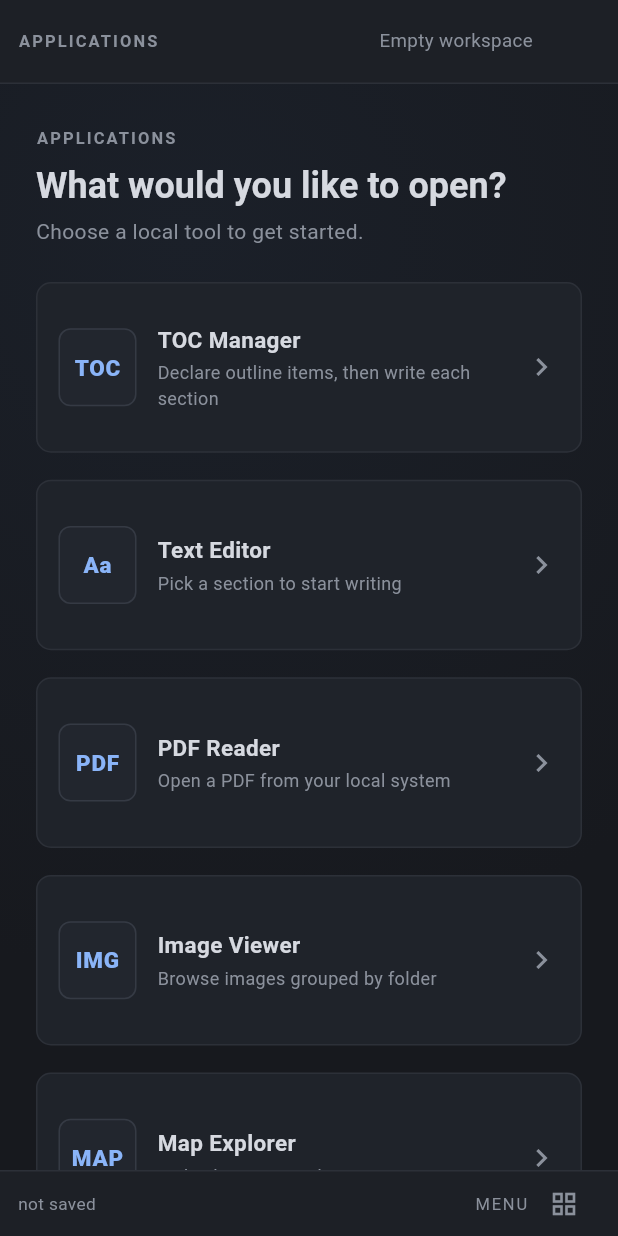
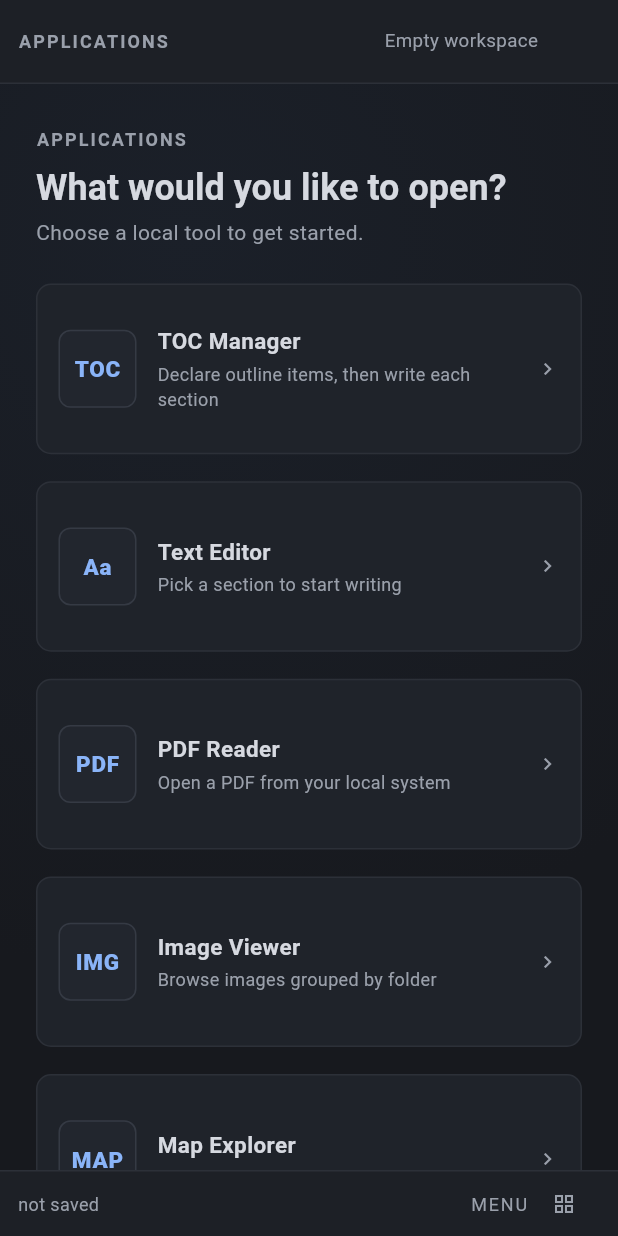
Before and after one commit to naranyala/dart-flutter-chainnotes, a Flutter app: the screen it shows after launch, on a phone screen of 412 x 824 dp. Run offline on Flutter 3.47's test engine with Material 3 defaults, Android fonts, the phone set to English and light mode, and no system bars; our stand-ins replace geolocator, pdf; missing offline and left inert: file_selector, pdfrx, pdfx; network calls fail.

Commit message:
Track audits TODO-028-048, close 023/025-027/039-041/044: icons, type, contrast, reopen, docs, places

```diff
--- a/lib/app/theme.dart
+++ b/lib/app/theme.dart
@@ -7,7 +7,7 @@ abstract final class WorkspaceColors {
   static const Color surface = Color(0xFF1D2026);
   static const Color surfaceRaised = Color(0xFF22262E);
   static const Color text = Color(0xFFD6D9E0);
-  static const Color textMuted = Color(0xFF8B919C);
+  static const Color textMuted = Color(0xFF9AA0AB);
   static const Color accent = Color(0xFF8AB4F8);
   static const Color accentInk = Color(0xFF102027);
   static const Color danger = Color(0xFFF2A6A6);
--- a/lib/ui/menu_view.dart
+++ b/lib/ui/menu_view.dart
@@ -280,7 +280,8 @@ class _ToolCardState extends State<_ToolCard> {
                   ],
                 ),
               ),
-              const Icon(Icons.chevron_right, color: WorkspaceColors.textMuted),
+              const Icon(Icons.chevron_right,
+                  size: 16, color: WorkspaceColors.textMuted),
             ],
           ),
         ),
--- a/lib/ui/pdf_view.dart
+++ b/lib/ui/pdf_view.dart
@@ -593,7 +593,7 @@ class _PdfViewState extends State<PdfView> {
                           await pdf.openAt(path);
                           if (mounted) setState(() {});
                         },
-                        icon: const Icon(Icons.history, size: 15),
+                        icon: const Icon(Icons.history, size: 16),
                         label: Text(
                           path,
                           maxLines: 1,
--- a/lib/ui/shell.dart
+++ b/lib/ui/shell.dart
@@ -264,7 +264,7 @@ class WorkspaceStatusBar extends StatelessWidget {
               pending ? 'Saving…' : controller.saveLabel,
               key: const Key('save-mode'),
               style: const TextStyle(
-                fontSize: 11.5,
+                fontSize: 12,
                 color: WorkspaceColors.textMuted,
               ),
             ),
@@ -282,7 +282,7 @@ class WorkspaceStatusBar extends StatelessWidget {
                 controller.view.toUpperCase(),
                 key: ValueKey(controller.view),
                 style: const TextStyle(
-                  fontSize: 11,
+                  fontSize: 12,
                   letterSpacing: 1.2,
                   color: WorkspaceColors.textMuted,
                 ),
@@ -323,7 +323,7 @@ class WorkspaceReportPill extends StatelessWidget {
                 text,
                 overflow: TextOverflow.ellipsis,
                 style: const TextStyle(
-                  fontSize: 11.5,
+                  fontSize: 12,
                   color: WorkspaceColors.danger,
                 ),
               ),
--- a/lib/ui/widgets.dart
+++ b/lib/ui/widgets.dart
@@ -104,7 +104,7 @@ class Eyebrow extends StatelessWidget {
     return Text(
       text,
       style: const TextStyle(
-        fontSize: 11,
+        fontSize: 12,
         letterSpacing: 1.4,
         fontWeight: FontWeight.w700,
         color: WorkspaceColors.textMuted,
@@ -192,12 +192,12 @@ class MenuGridButton extends StatelessWidget {
     return IconButton(
       key: const Key('show-menu-grid'),
       tooltip: 'Show menu grid',
-      iconSize: 20,
+      iconSize: 16,
       padding: EdgeInsets.zero,
       constraints: const BoxConstraints(minWidth: 40, minHeight: 40),
       color: WorkspaceColors.textMuted,
       onPressed: () => controller.selectView('menu'),
-      icon: const Icon(Icons.grid_view),
+      icon: const Icon(Icons.grid_view, size: 16),
     );
   }
 }
```
Also changed, not shown: lib/app/workspace_controller.dart (+12 -3 lines), lib/main.dart (+24 -8 lines), lib/ui/editor_view.dart (+6 -6 lines), lib/ui/images_view.dart (+5 -4 lines), lib/ui/map_view.dart (+12 -12 lines), lib/ui/toc_view.dart (+9 -11 lines), 9 other files.
